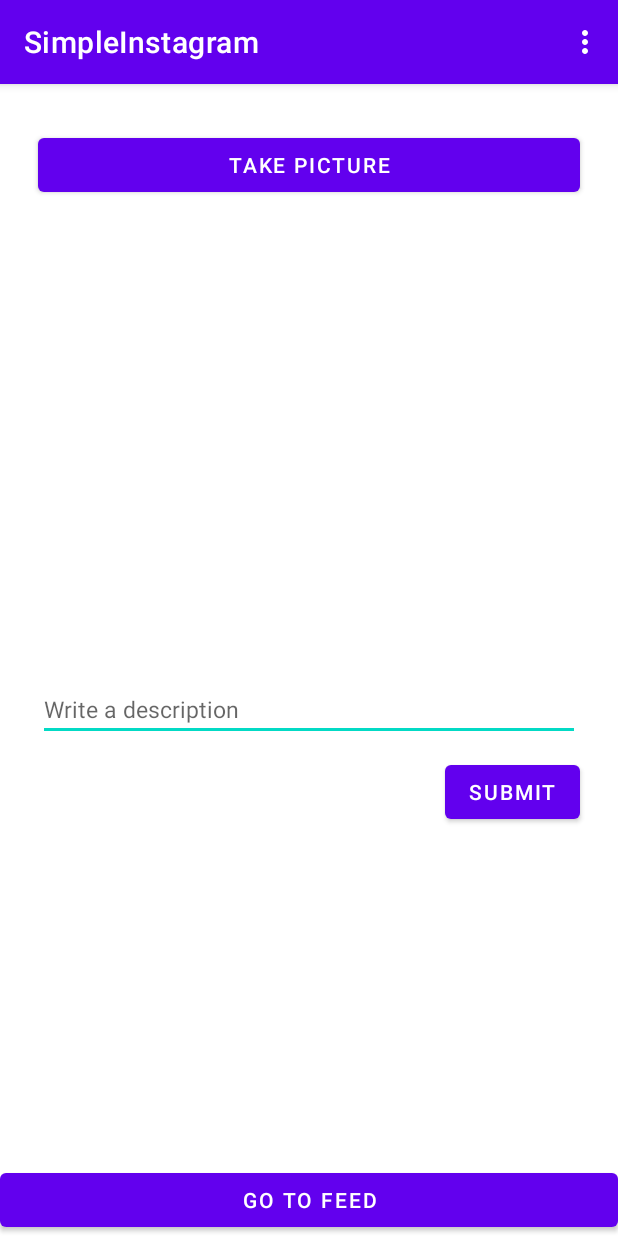
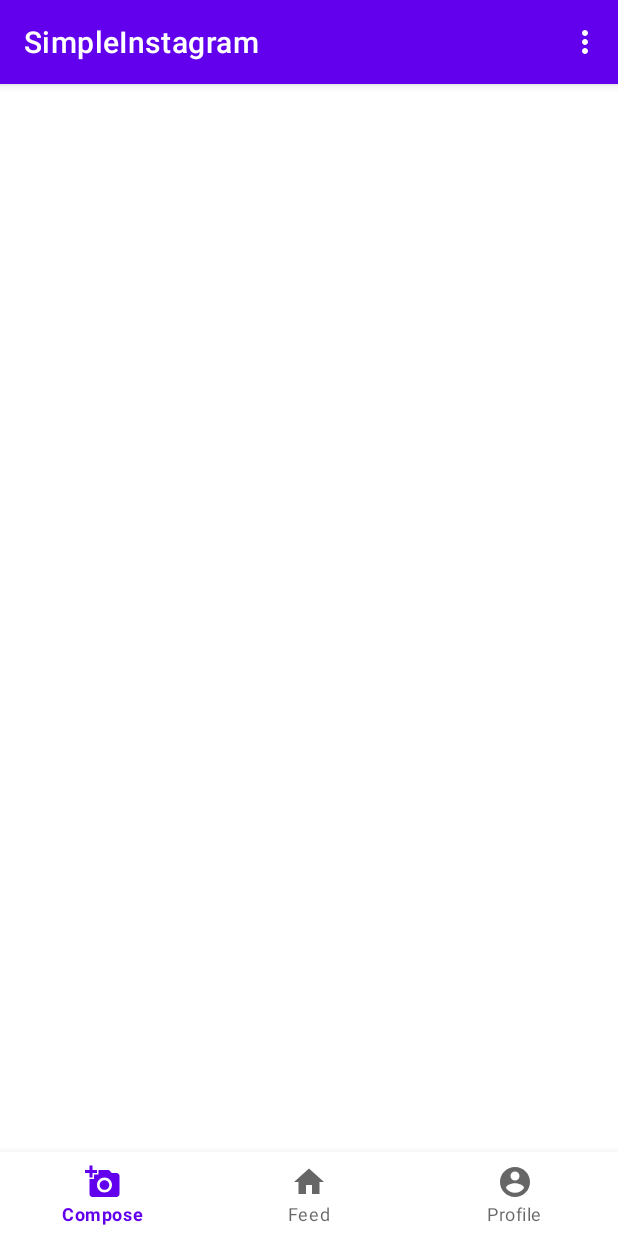
Before and after one commit to janelle-cheung/SimpleInstagram, an Android app: the MainActivity screen opened directly, with no data from a screen before it, on a phone screen of 412 x 824 dp. Run offline under Robolectric (Android 15) with nearby library versions, the phone set to English and light mode, and no system bars; libraries missing offline, so code that uses them is left out: com.parse.

Commit message:
Set up bottom navigation bar, starting to migrate to fragments

```diff
--- a/app/build.gradle
+++ b/app/build.gradle
@@ -37,6 +37,7 @@ dependencies {
     implementation 'androidx.appcompat:appcompat:1.3.0'
     implementation 'com.google.android.material:material:1.3.0'
     implementation 'androidx.constraintlayout:constraintlayout:2.0.4'
+    implementation 'androidx.legacy:legacy-support-v4:1.0.0'
     testImplementation 'junit:junit:4.+'
     androidTestImplementation 'androidx.test.ext:junit:1.1.2'
     androidTestImplementation 'androidx.test.espresso:espresso-core:3.3.0'
--- a/app/src/main/java/com/example/simpleinstagram/MainActivity.java
+++ b/app/src/main/java/com/example/simpleinstagram/MainActivity.java
@@ -1,8 +1,10 @@
 package com.example.simpleinstagram;
 
+import androidx.annotation.NonNull;
 import androidx.annotation.Nullable;
 import androidx.appcompat.app.AppCompatActivity;
 import androidx.core.content.FileProvider;
+import androidx.fragment.app.FragmentManager;
 
 import android.content.Intent;
 import android.graphics.Bitmap;
@@ -22,6 +24,7 @@ import android.widget.ImageView;
 import android.widget.Toast;
 
 import com.example.simpleinstagram.databinding.ActivityMainBinding;
+import com.google.android.material.bottomnavigation.BottomNavigationView;
 import com.parse.FindCallback;
 import com.parse.LogOutCallback;
 import com.parse.Parse;
@@ -38,11 +41,8 @@ import java.util.List;
 public class MainActivity extends AppCompatActivity {
 
     public static final String TAG = "MainActivity";
-    public static final int CAPTURE_IMAGE_ACTIVITY_REQUEST_CODE = 20;
-    private File photoFile;
-    private String photoFileName = "photo.jpg";
-    ImageView ivPostImage;
-    EditText etDescription;
+
+    BottomNavigationView bottomNavigationView;
 
     @Override
     protected void onCreate(Bundle savedInstanceState) {
@@ -51,110 +51,23 @@ public class MainActivity extends AppCompatActivity {
         View view = binding.getRoot();
         setContentView(view);
 
-        ivPostImage = binding.ivPostImage;
-        etDescription = binding.etDescription;
+        bottomNavigationView = binding.bottomNavigation;
 
-        binding.btnCaptureImage.setOnClickListener(new View.OnClickListener() {
+        bottomNavigationView.setOnNavigationItemSelectedListener(new BottomNavigationView.OnNavigationItemSelectedListener() {
             @Override
-            public void onClick(View v) {
-                launchCamera();
-            }
-        });
-
-        binding.btnSubmit.setOnClickListener(new View.OnClickListener() {
-            @Override
-            public void onClick(View v) {
-                String description = etDescription.getText().toString();
-                if (description.isEmpty()) {
-                    Toast.makeText(MainActivity.this, "Description cannot be empty", Toast.LENGTH_SHORT).show();
-                    return;
+            public boolean onNavigationItemSelected(@NonNull MenuItem item) {
+                switch (item.getItemId()) {
+                    case R.id.action_compose:
+                        Toast.makeText(MainActivity.this, "Compose", Toast.LENGTH_SHORT).show();
+                        return true;
+                    case R.id.action_feed:
+                        Toast.makeText(MainActivity.this, "Feed", Toast.LENGTH_SHORT).show();
+                        return true;
+                    case R.id.action_profile:
+                        Toast.makeText(MainActivity.this, "Profile", Toast.LENGTH_SHORT).show();
+                        return true;
+                    default: return true;
                 }
-                if (photoFile == null || ivPostImage.getDrawable() == null) {
-                    Toast.makeText(MainActivity.this, "Must have an image", Toast.LENGTH_SHORT).show();
-                    return;
-                }
-                ParseUser currUser = ParseUser.getCurrentUser();
-                savePost(description, currUser, photoFile);
-            }
-        });
-
-        binding.btnGoToFeed.setOnClickListener(new View.OnClickListener() {
-            @Override
-            public void onClick(View v) {
-                Intent i = new Intent(MainActivity.this, FeedActivity.class);
-                startActivity(i);
-            }
-        });
-    }
-
-    private void launchCamera() {
-        // create Intent to take a picture and return control to the calling application
-        Intent intent = new Intent(MediaStore.ACTION_IMAGE_CAPTURE);
-        // Create a File reference for future access
-        photoFile = getPhotoFileUri(photoFileName);
-
-        // wrap File object into a content provider
-        // required for API >= 24
-        // See https://guides.codepath.com/android/Sharing-Content-with-Intents#sharing-files-with-api-24-or-higher
-        Uri fileProvider = FileProvider.getUriForFile(MainActivity.this, "com.codepath.fileprovider", photoFile);
-        intent.putExtra(MediaStore.EXTRA_OUTPUT, fileProvider);
-
-        // If you call startActivityForResult() using an intent that no app can handle, your app will crash.
-        // So as long as the result is not null, it's safe to use the intent.
-        if (intent.resolveActivity(getPackageManager()) != null) {
-            // Start the image capture intent to take photo
-            startActivityForResult(intent, CAPTURE_IMAGE_ACTIVITY_REQUEST_CODE);
-        }
-    }
-
-    @Override
-    protected void onActivityResult(int requestCode, int resultCode, @Nullable Intent data) {
-        super.onActivityResult(requestCode, resultCode, data);
-        if (requestCode == CAPTURE_IMAGE_ACTIVITY_REQUEST_CODE) {
-            if (resultCode == RESULT_OK) {
-                // by this point we have the camera photo on disk
-                Bitmap takenImage = BitmapFactory.decodeFile(photoFile.getAbsolutePath());
-                // RESIZE BITMAP, see section below
-                // Load the taken image into a preview
-                ivPostImage.setImageBitmap(takenImage);
-            } else { // Result was a failure
-                Toast.makeText(this, "Picture wasn't taken!", Toast.LENGTH_SHORT).show();
-            }
-        }
-    }
-
-    // Returns the File for a photo stored on disk given the fileName
-    public File getPhotoFileUri(String fileName) {
-        // Get safe storage directory for photos
-        // Use `getExternalFilesDir` on Context to access package-specific directories.
-        // This way, we don't need to request external read/write runtime permissions.
-        File mediaStorageDir = new File(getExternalFilesDir(Environment.DIRECTORY_PICTURES), TAG);
-
-        // Create the storage directory if it does not exist
-        if (!mediaStorageDir.exists() && !mediaStorageDir.mkdirs()){
-            Log.d(TAG, "failed to create directory");
-        }
-
-        // Return the file target for the photo based on filename
-        return new File(mediaStorageDir.getPath() + File.separator + fileName);
-    }
-
-    private void savePost(String description, ParseUser currUser, File photoFile) {
-        Post post = new Post();
-        post.setDescription(description);
-        post.setUser(currUser);
-        post.setImage(new ParseFile(photoFile));
-        post.saveInBackground(new SaveCallback() {
-            @Override
-            public void done(ParseException e) {
-                if (e != null) {
-                    Log.e(TAG, "Problem while saving");
-                    Toast.makeText(MainActivity.this, "Problem while saving", Toast.LENGTH_SHORT).show();
-                    return;
-                }
-                Toast.makeText(MainActivity.this, "Successfully saved post", Toast.LENGTH_SHORT).show();
-                etDescription.setText("");
-                ivPostImage.setImageResource(0);
             }
         });
     }
--- /dev/null
+++ b/app/src/main/res/drawable/ic_account_circle.xml
@@ -0,0 +1,10 @@
+<vector xmlns:android="http://schemas.android.com/apk/res/android"
+    android:width="24dp"
+    android:height="24dp"
+    android:viewportWidth="24"
+    android:viewportHeight="24"
+    android:tint="?attr/colorControlNormal" >
+  <path
+      android:fillColor="@android:color/white"
+      android:pathData="M12,2C6.48,2 2,6.48 2,12s4.48,10 10,10 10,-4.48 10,-10S17.52,2 12,2zM12,5c1.66,0 3,1.34 3,3s-1.34,3 -3,3 -3,-1.34 -3,-3 1.34,-3 3,-3zM12,19.2c-2.5,0 -4.71,-1.28 -6,-3.22 0.03,-1.99 4,-3.08 6,-3.08 1.99,0 5.97,1.09 6,3.08 -1.29,1.94 -3.5,3.22 -6,3.22z"/>
+</vector>
--- /dev/null
+++ b/app/src/main/res/drawable/ic_add_a_photo.xml
@@ -0,0 +1,10 @@
+<vector xmlns:android="http://schemas.android.com/apk/res/android"
+    android:width="24dp"
+    android:height="24dp"
+    android:viewportWidth="24"
+    android:viewportHeight="24"
+    android:tint="?attr/colorControlNormal" >
+  <path
+      android:fillColor="@android:color/white"
+      android:pathData="M3,4V1h2v3h3v2H5v3H3V6H0V4H3zM6,10V7h3V4h7l1.83,2H21c1.1,0 2,0.9 2,2v12c0,1.1 -0.9,2 -2,2H5c-1.1,0 -2,-0.9 -2,-2V10H6zM13,19c2.76,0 5,-2.24 5,-5s-2.24,-5 -5,-5s-5,2.24 -5,5S10.24,19 13,19zM9.8,14c0,1.77 1.43,3.2 3.2,3.2s3.2,-1.43 3.2,-3.2s-1.43,-3.2 -3.2,-3.2S9.8,12.23 9.8,14z"/>
+</vector>
--- /dev/null
+++ b/app/src/main/res/drawable/ic_home.xml
@@ -0,0 +1,10 @@
+<vector xmlns:android="http://schemas.android.com/apk/res/android"
+    android:width="24dp"
+    android:height="24dp"
+    android:viewportWidth="24"
+    android:viewportHeight="24"
+    android:tint="?attr/colorControlNormal" >
+  <path
+      android:fillColor="@android:color/white"
+      android:pathData="M10,20v-6h4v6h5v-8h3L12,3 2,12h3v8z"/>
+</vector>
--- a/app/src/main/res/layout/activity_main.xml
+++ b/app/src/main/res/layout/activity_main.xml
@@ -7,58 +7,10 @@
     android:layout_height="match_parent"
     tools:context=".MainActivity">
 
-    <Button
-        android:id="@+id/btnCaptureImage"
+    <com.google.android.material.bottomnavigation.BottomNavigationView
+        android:id="@+id/bottom_navigation"
         android:layout_width="match_parent"
         android:layout_height="wrap_content"
-        android:layout_alignParentStart="true"
-        android:layout_alignParentTop="true"
-        android:layout_marginStart="25dp"
-        android:layout_marginTop="30dp"
-        android:layout_marginEnd="25dp"
-        android:text="@string/take_pic" />
-
-    <ImageView
-        android:id="@+id/ivPostImage"
-        android:layout_width="wrap_content"
-        android:layout_height="300dp"
-        android:layout_below="@+id/btnCaptureImage"
-        android:layout_centerHorizontal="true"
-        android:layout_marginStart="25dp"
-        android:layout_marginTop="10dp"
-        android:layout_marginEnd="25dp"
-        tools:srcCompat="@tools:sample/avatars" />
-
-    <EditText
-        android:id="@+id/etDescription"
-        android:layout_width="match_parent"
-        android:layout_height="wrap_content"
-        android:layout_below="@+id/ivPostImage"
-        android:layout_alignParentStart="true"
-        android:layout_marginStart="25dp"
-        android:layout_marginTop="8dp"
-        android:layout_marginEnd="25dp"
-        android:ems="10"
-        android:hint="@string/description_hint"
-        android:inputType="textPersonName"
-        android:textSize="15sp" />
-
-    <Button
-        android:id="@+id/btnSubmit"
-        android:layout_width="wrap_content"
-        android:layout_height="wrap_content"
-        android:layout_below="@+id/etDescription"
-        android:layout_alignParentEnd="true"
-        android:layout_marginTop="10dp"
-        android:layout_marginEnd="25dp"
-        android:text="@string/submit" />
-
-    <Button
-        android:id="@+id/btnGoToFeed"
-        android:layout_width="match_parent"
-        android:layout_height="wrap_content"
-        android:layout_alignParentStart="true"
         android:layout_alignParentBottom="true"
-        android:layout_marginStart="0dp"
-        android:text="@string/go_to_feed" />
+        app:menu="@menu/menu_bottom_navigation" />
 </RelativeLayout>
--- /dev/null
+++ b/app/src/main/res/menu/menu_bottom_navigation.xml
@@ -0,0 +1,22 @@
+<?xml version="1.0" encoding="utf-8"?>
+<menu xmlns:android="http://schemas.android.com/apk/res/android"
+    xmlns:app="http://schemas.android.com/apk/res-auto">
+    <item
+        android:id="@+id/action_compose"
+        android:enabled="true"
+        android:icon="@drawable/ic_add_a_photo"
+        android:title="@string/compose"
+        app:showAsAction="ifRoom" />
+    <item
+        android:id="@+id/action_feed"
+        android:enabled="true"
+        android:icon="@drawable/ic_home"
+        android:title="@string/feed"
+        app:showAsAction="ifRoom" />
+    <item
+        android:id="@+id/action_profile"
+        android:enabled="true"
+        android:icon="@drawable/ic_account_circle"
+        android:title="@string/profile"
+        app:showAsAction="ifRoom" />
+</menu>
--- a/app/src/main/res/values/strings.xml
+++ b/app/src/main/res/values/strings.xml
@@ -11,4 +11,9 @@
     <string name="submit">Submit</string>
     <string name="description_hint">Write a description</string>
     <string name="go_to_feed">Go to feed</string>
+    <string name="compose">Compose</string>
+    <string name="feed">Feed</string>
+    <string name="profile">Profile</string>
+    <!-- TODO: Remove or change this placeholder text -->
+    <string name="hello_blank_fragment">Hello blank fragment</string>
 </resources>
```
Also changed, not shown: app/src/main/java/com/example/simpleinstagram/fragments/ComposeFragment.java (added, +164 -0 lines), app/src/main/res/layout/fragment_compose.xml (added, +55 -0 lines).
